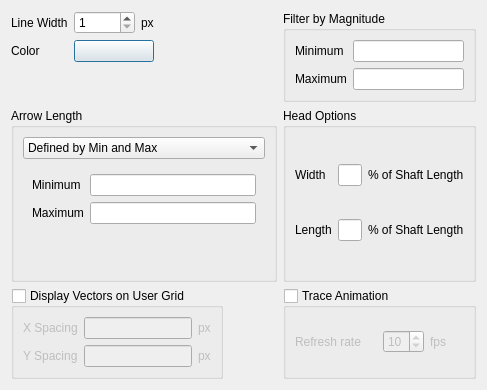
Above: crayfish/ui/crayfish_viewer_vector_options_dialog_widget.ui from lutraconsulting/qgis-crayfish-plugin before the change. Below: the same form after it.
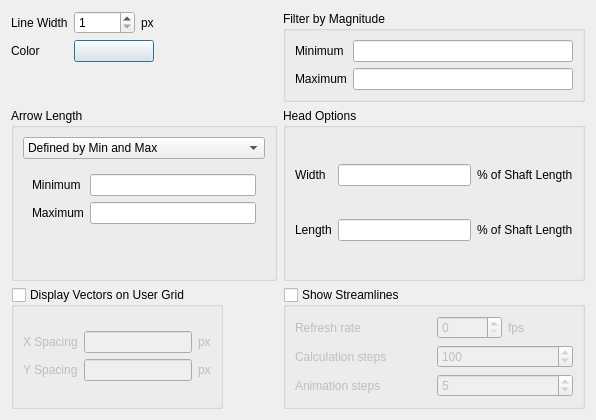
That is the form after the change. Custom widgets are drawn as their Qt base class.

Commit message: add another options, improve rendering speed for large datasets

Diff of the .ui file:
```diff
--- a/crayfish/ui/crayfish_viewer_vector_options_dialog_widget.ui
+++ b/crayfish/ui/crayfish_viewer_vector_options_dialog_widget.ui
@@ -6,8 +6,8 @@
    <rect>
     <x>0</x>
     <y>0</y>
-    <width>487</width>
-    <height>390</height>
+    <width>596</width>
+    <height>420</height>
    </rect>
   </property>
   <property name="windowTitle">
@@ -283,7 +283,7 @@
    <item row="4" column="1">
     <widget class="QGroupBox" name="traceGroupBox">
      <property name="title">
-      <string>Trace Animation</string>
+      <string>Show Streamlines</string>
      </property>
      <property name="checkable">
       <bool>true</bool>
@@ -292,6 +292,22 @@
       <bool>false</bool>
      </property>
      <layout class="QGridLayout" name="gridLayout_3">
+      <item row="1" column="1">
+       <widget class="QSpinBox" name="traceCalcStepsSpinBox">
+        <property name="minimum">
+         <number>2</number>
+        </property>
+        <property name="maximum">
+         <number>1000</number>
+        </property>
+        <property name="singleStep">
+         <number>20</number>
+        </property>
+        <property name="value">
+         <number>100</number>
+        </property>
+       </widget>
+      </item>
       <item row="0" column="0">
        <widget class="QLabel" name="refreshRateLabel">
         <property name="text">
@@ -304,11 +320,14 @@
         <item>
          <widget class="QSpinBox" name="fpsSpinBox">
           <property name="minimum">
-           <number>1</number>
+           <number>0</number>
           </property>
-          <property name="value">
+          <property name="maximum">
            <number>10</number>
           </property>
+          <property name="value">
+           <number>0</number>
+          </property>
          </widget>
         </item>
         <item>
@@ -320,6 +339,33 @@
         </item>
        </layout>
       </item>
+      <item row="1" column="0">
+       <widget class="QLabel" name="traceCalcStepsLabel">
+        <property name="text">
+         <string>Calculation steps</string>
+        </property>
+       </widget>
+      </item>
+      <item row="2" column="0">
+       <widget class="QLabel" name="traceAnimStepsLabel">
+        <property name="text">
+         <string>Animation steps</string>
+        </property>
+       </widget>
+      </item>
+      <item row="2" column="1">
+       <widget class="QSpinBox" name="traceAnimStepsSpinBox">
+        <property name="minimum">
+         <number>2</number>
+        </property>
+        <property name="maximum">
+         <number>1000</number>
+        </property>
+        <property name="value">
+         <number>5</number>
+        </property>
+       </widget>
+      </item>
      </layout>
     </widget>
    </item>
```
Left out of the diff: 232 changed lines with no effect on the pictures. The commit also changes 11 other files.
